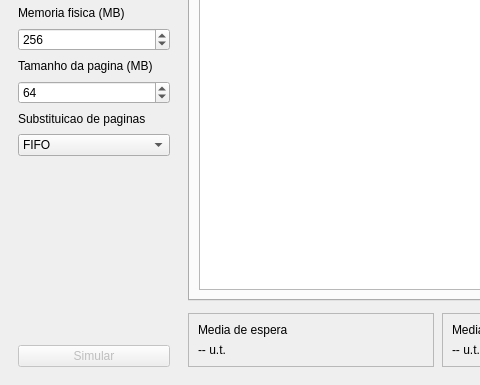
First picture: the form in gui/MainWindow.ui, repository Hanntterene/Projeto_SO, before the edit; both pictures show x 0 to 480 and y 235 to 620 of the 960 by 620 pixel window.
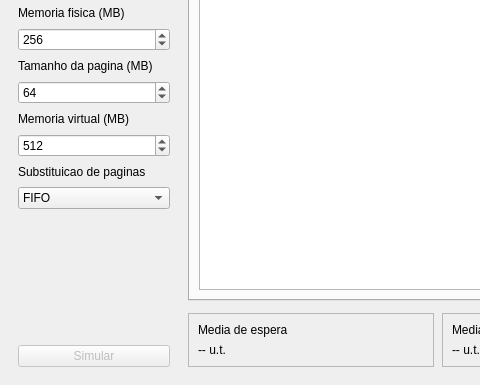
Second picture: the form after the edit.

The edit to the form file:
```diff
--- a/gui/MainWindow.ui
+++ b/gui/MainWindow.ui
@@ -101,6 +101,19 @@
          <property name="value"><number>64</number></property>
         </widget>
        </item>
+       <item>
+        <widget class="QLabel" name="labelMemVirtual">
+         <property name="text"><string>Memoria virtual (MB)</string></property>
+        </widget>
+       </item>
+       <item>
+        <widget class="QSpinBox" name="spinMemVirtual">
+         <property name="minimum"><number>128</number></property>
+         <property name="maximum"><number>8192</number></property>
+         <property name="singleStep"><number>64</number></property>
+         <property name="value"><number>512</number></property>
+        </widget>
+       </item>
        <item>
         <widget class="QLabel" name="labelSubstituicao">
          <property name="text"><string>Substituicao de paginas</string></property>
```
